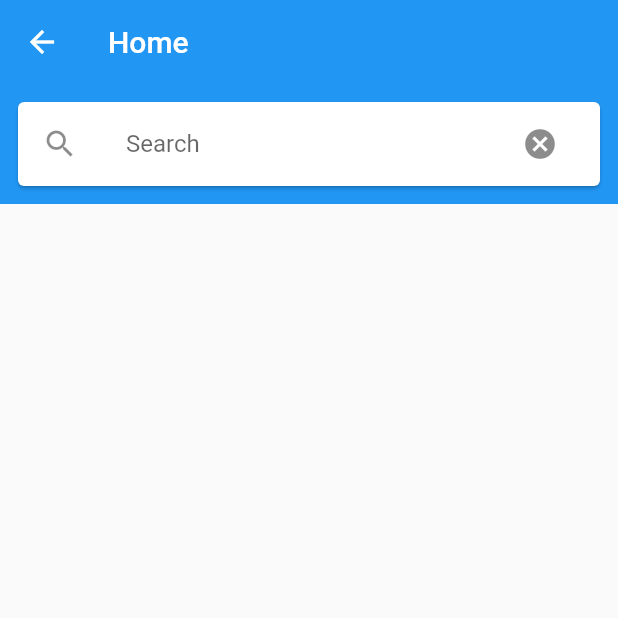
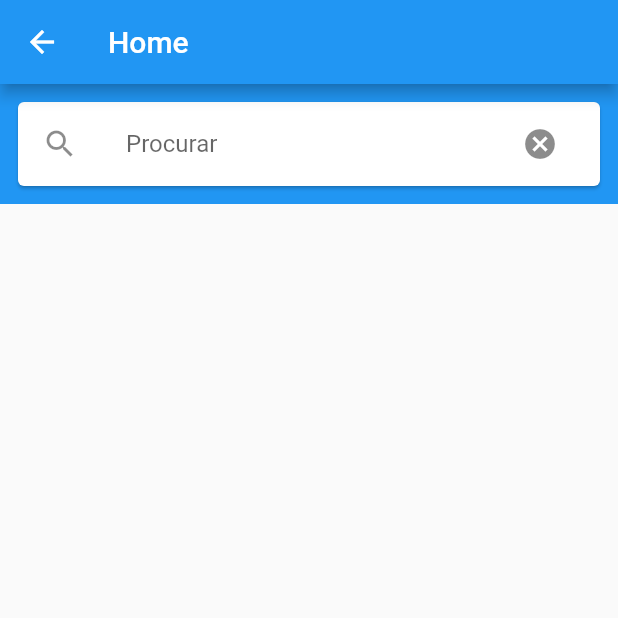
Before and after one commit to MatheReis/chat_flutter, a Flutter app: the ContactScreen screen opened directly, on a phone screen of 412 x 824 dp, the top half of it. Run offline on Flutter 3.47's test engine with Material 2 defaults, Android fonts, the phone set to English and light mode, and no system bars; our stand-ins replace cloud_firestore, firebase_auth, firebase_core, rounded_loading_button; accounts and stored records are empty; network calls fail.

Commit message:
refactor: Refatoração e ajustes gerais

```diff
--- a/lib/groups/add_members.dart
+++ b/lib/groups/add_members.dart
@@ -1,3 +1,4 @@
+import 'package:chat_app/variables/text.dart';
 import 'package:cloud_firestore/cloud_firestore.dart';
 import 'package:flutter/material.dart';
 
@@ -67,7 +68,7 @@ class _AddMemberInGroupState extends State<AddMemberInGroup> {
 
     return Scaffold(
       appBar: AppBar(
-        title: Text("Add Members"),
+        title: Text(MyText.addMember),
       ),
       body: SingleChildScrollView(
         child: Column(
@@ -86,7 +87,7 @@ class _AddMemberInGroupState extends State<AddMemberInGroup> {
                 child: TextField(
                   controller: _search,
                   decoration: InputDecoration(
-                    hintText: "Search",
+                    hintText: MyText.search,
                     border: OutlineInputBorder(
                       borderRadius: BorderRadius.circular(10),
                     ),
@@ -106,7 +107,7 @@ class _AddMemberInGroupState extends State<AddMemberInGroup> {
                   )
                 : ElevatedButton(
                     onPressed: onSearch,
-                    child: Text("Search"),
+                    child: Text(MyText.search),
                   ),
             userMap != null
                 ? ListTile(
--- a/lib/groups/create_group/add_members.dart
+++ b/lib/groups/create_group/add_members.dart
@@ -1,3 +1,4 @@
+import 'package:chat_app/variables/text.dart';
 import 'package:cloud_firestore/cloud_firestore.dart';
 import 'package:firebase_auth/firebase_auth.dart';
 import 'package:flutter/material.dart';
@@ -97,7 +98,7 @@ class _AddMembersInGroupState extends State<AddMembersInGroup> {
 
     return Scaffold(
       appBar: AppBar(
-        title: Text("Add Members"),
+        title: Text(MyText.addMember),
       ),
       body: SingleChildScrollView(
         child: Column(
@@ -132,7 +133,7 @@ class _AddMembersInGroupState extends State<AddMembersInGroup> {
                 child: TextField(
                   controller: _search,
                   decoration: InputDecoration(
-                    hintText: "Search",
+                    hintText: MyText.search,
                     border: OutlineInputBorder(
                       borderRadius: BorderRadius.circular(10),
                     ),
@@ -152,7 +153,7 @@ class _AddMembersInGroupState extends State<AddMembersInGroup> {
                   )
                 : ElevatedButton(
                     onPressed: onSearch,
-                    child: Text("Search"),
+                    child: Text(MyText.search),
                   ),
             userMap != null
                 ? ListTile(
--- a/lib/groups/group_chat_screen.dart
+++ b/lib/groups/group_chat_screen.dart
@@ -1,5 +1,6 @@
 import 'package:chat_app/Groups/create_group/add_members.dart';
 import 'package:chat_app/Groups/group_chat_room.dart';
+import 'package:chat_app/variables/text.dart';
 import 'package:cloud_firestore/cloud_firestore.dart';
 import 'package:firebase_auth/firebase_auth.dart';
 import 'package:flutter/material.dart';
@@ -46,7 +47,7 @@ class _GroupChatHomeScreenState extends State<GroupChatHomeScreen> {
 
     return Scaffold(
       appBar: AppBar(
-        title: Text("Groups"),
+        title: Text(MyText.groups),
       ),
       body: isLoading
           ? Container(
@@ -79,7 +80,7 @@ class _GroupChatHomeScreenState extends State<GroupChatHomeScreen> {
             builder: (_) => AddMembersInGroup(),
           ),
         ),
-        tooltip: "Create Group",
+        tooltip: MyText.createGroup,
       ),
     );
   }
--- /dev/null
+++ b/lib/models/user_details.dart
@@ -0,0 +1,19 @@
+class UserDetails {
+  final int? id;
+  final String? firstName, lastName, profileUrl;
+
+  UserDetails(
+      {this.id,
+      this.firstName,
+      this.lastName,
+      this.profileUrl =
+          'https://i.amz.mshcdn.com/3NbrfEiECotKyhcUhgPJHbrL7zM=/950x534/filters:quality(90)/2014%2F06%2F02%2Fc0%2Fzuckheadsho.a33d0.jpg'});
+
+  factory UserDetails.fromJson(Map<String, dynamic> json) {
+    return UserDetails(
+      id: json['id'],
+      firstName: json['name'],
+      lastName: json['username'],
+    );
+  }
+}
--- a/lib/screens/contacts.dart
+++ b/lib/screens/contacts.dart
@@ -1,7 +1,9 @@
 import 'dart:async';
-
+import 'dart:convert';
+import 'package:chat_app/models/user_details.dart';
+import 'package:chat_app/variables/colors.dart';
+import 'package:chat_app/variables/text.dart';
 import 'package:flutter/material.dart';
-import 'dart:convert';
 import 'package:http/http.dart' as http;
 
 class ContactScreen extends StatefulWidget {
@@ -11,9 +13,26 @@ class ContactScreen extends StatefulWidget {
 
 class _ContactScreenState extends State<ContactScreen> {
   TextEditingController controller = TextEditingController();
+  List<UserDetails> _searchResult = [];
+  List<UserDetails> _userDetails = [];
+  final String url = 'https://jsonplaceholder.typicode.com/users';
 
-  // Get json result and convert it to model. Then add
-  Future<Null> getUserDetails() async {
+  onSearchTextChanged(String text) async {
+    _searchResult.clear();
+    if (text.isEmpty) {
+      setState(() {});
+      return;
+    }
+
+    _userDetails.forEach((userDetail) {
+      if (userDetail.firstName!.contains(text) ||
+          userDetail.lastName!.contains(text)) _searchResult.add(userDetail);
+    });
+
+    setState(() {});
+  }
+
+  Future getUserDetails() async {
     final response = await http.get(Uri.parse(url));
     final responseJson = json.decode(response.body);
 
@@ -27,7 +46,6 @@ class _ContactScreenState extends State<ContactScreen> {
   @override
   void initState() {
     super.initState();
-
     getUserDetails();
   }
 
@@ -35,10 +53,14 @@ class _ContactScreenState extends State<ContactScreen> {
   Widget build(BuildContext context) {
     return Scaffold(
       appBar: AppBar(
-        title: Text('Home'),
-        elevation: 0.0,
+        title: Text(MyText.home),
       ),
-      body: Column(
+      body: _buildBody(),
+    );
+  }
+
+  Widget _buildBody() {
+    return Column(
       children: <Widget>[
         Container(
           color: Theme.of(context).primaryColor,
@@ -50,7 +72,9 @@ class _ContactScreenState extends State<ContactScreen> {
                 title: TextField(
                   controller: controller,
                   decoration: InputDecoration(
-                        hintText: 'Search', border: InputBorder.none),
+                    hintText: MyText.search,
+                    border: InputBorder.none,
+                  ),
                   onChanged: onSearchTextChanged,
                 ),
                 trailing: IconButton(
@@ -68,15 +92,17 @@ class _ContactScreenState extends State<ContactScreen> {
           child: _searchResult.length != 0 || controller.text.isNotEmpty
               ? ListView.builder(
                   itemCount: _searchResult.length,
-                    itemBuilder: (context, i) {
+                  itemBuilder: (ctx, i) {
                     return Card(
                       child: ListTile(
                         leading: CircleAvatar(
-                            backgroundColor: Colors.blue,
+                          backgroundColor: MyColors.blue,
                         ),
-                          title: Text(_searchResult[i].firstName! +
+                        title: Text(
+                          _searchResult[i].firstName! +
                               ' ' +
-                              _searchResult[i].lastName.toString()),
+                              _searchResult[i].lastName.toString(),
+                        ),
                       ),
                       margin: const EdgeInsets.all(0.0),
                     );
@@ -88,11 +114,13 @@ class _ContactScreenState extends State<ContactScreen> {
                     return Card(
                       child: ListTile(
                         leading: CircleAvatar(
-                            backgroundColor: Colors.blue,
+                          backgroundColor: MyColors.blue,
                         ),
-                          title: Text(_userDetails[index].firstName! +
+                        title: Text(
+                          _userDetails[index].firstName! +
                               ' ' +
-                              _userDetails[index].lastName.toString()),
+                              _userDetails[index].lastName.toString(),
+                        ),
                       ),
                       margin: const EdgeInsets.all(0.0),
                     );
@@ -100,48 +128,6 @@ class _ContactScreenState extends State<ContactScreen> {
                 ),
         ),
       ],
-      ),
-    );
-  }
-
-  onSearchTextChanged(String text) async {
-    _searchResult.clear();
-    if (text.isEmpty) {
-      setState(() {});
-      return;
-    }
-
-    _userDetails.forEach((userDetail) {
-      if (userDetail.firstName!.contains(text) ||
-          userDetail.lastName!.contains(text)) _searchResult.add(userDetail);
-    });
-
-    setState(() {});
-  }
-}
-
-List<UserDetails> _searchResult = [];
-
-List<UserDetails> _userDetails = [];
-
-final String url = 'https://jsonplaceholder.typicode.com/users';
-
-class UserDetails {
-  final int? id;
-  final String? firstName, lastName, profileUrl;
-
-  UserDetails(
-      {this.id,
-      this.firstName,
-      this.lastName,
-      this.profileUrl =
-          'https://i.amz.mshcdn.com/3NbrfEiECotKyhcUhgPJHbrL7zM=/950x534/filters:quality(90)/2014%2F06%2F02%2Fc0%2Fzuckheadsho.a33d0.jpg'});
-
-  factory UserDetails.fromJson(Map<String, dynamic> json) {
-    return UserDetails(
-      id: json['id'],
-      firstName: json['name'],
-      lastName: json['username'],
     );
   }
 }
--- /dev/null
+++ b/lib/variables/colors.dart
@@ -0,0 +1,9 @@
+import 'package:flutter/material.dart';
+
+class MyColors {
+  static const Color blue = Colors.blue;
+  static const Color red = Colors.red;
+  static const Color black = Colors.black;
+  static const Color transparent = Colors.transparent;
+  static const Color white = Colors.white;
+}
--- /dev/null
+++ b/lib/variables/text.dart
@@ -0,0 +1,19 @@
+class MyText {
+  static const String chat = 'Chat';
+  static const String home = 'Home';
+  static const String profile = 'Perfil';
+  static const String logOut = 'Sair';
+  static const String search = 'Procurar';
+  static const String searchUser = 'Procurar usuário';
+  static const String file = 'file';
+  static const String error = 'Ocorreu um erro';
+  static const String noData = 'Sem dados';
+  static const String addMember = 'Adicionar membros';
+  static const String removeMember = 'Remover membro';
+  static const String leaveGroup = 'Deixar o grupo';
+  static const String groups = 'Grupos';
+  static const String nameGruop = 'Nome do Grupo';
+  static const String createGroup = 'Criar Grupo';
+  static const String enterGroupName = 'Coloque o nome do grupo';
+  static const String sendMessage = 'Enviar mensagem';
+}
--- a/pubspec.yaml
+++ b/pubspec.yaml
@@ -29,6 +29,7 @@ dependencies:
   image_picker: ^0.8.3+2
   firebase_storage: ^10.0.2
   uuid: ^3.0.4
+  crypto: ^3.0.2
 
   # The following adds the Cupertino Icons font to your application.
   # Use with the CupertinoIcons class for iOS style icons.
```
Also changed, not shown: lib/groups/create_group/create_group.dart (+4 -6 lines), lib/groups/group_chat_room.dart (+13 -6 lines), lib/groups/group_info.dart (+7 -17 lines), lib/screens/chat_room.dart (+22 -76 lines), lib/screens/home_screen.dart (+46 -111 lines), lib/screens/profile_screen.dart (deleted, +0 -15 lines), lib/widgets/app_bar_home.dart (added, +86 -0 lines), pubspec.lock, 1 other file. Lines whose indentation alone changed are shown as unchanged.
